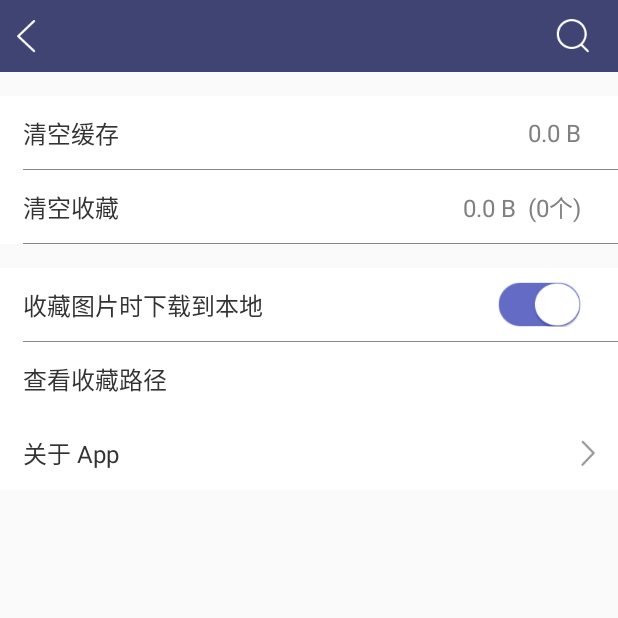
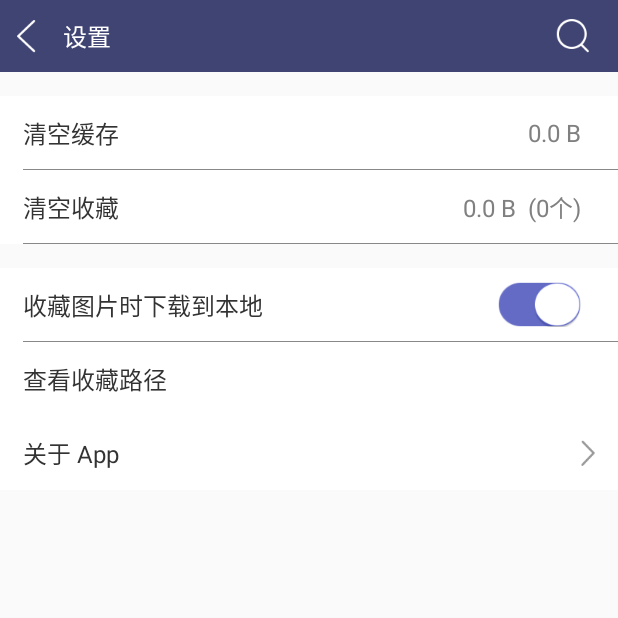
Before and after one commit to Android-Jungle/android-jungle-framework, an Android app: the SettingActivity screen opened directly, with no data from a screen before it, on a phone screen of 412 x 824 dp, the top half of it. Run offline under Robolectric (Android 15) with nearby library versions, the phone set to English and light mode, and no system bars; our stand-ins replace Volley; libraries missing offline, so code that uses them is left out: com.jungle.simpleorm; network calls fail; 1 statement that could not run was skipped.

Commit message:
set title text.

```diff
--- a/jungle-framework/android-jungle-framework-photos/src/main/java/com/jungle/apps/photos/base/app/PhotoBaseActivity.java
+++ b/jungle-framework/android-jungle-framework-photos/src/main/java/com/jungle/apps/photos/base/app/PhotoBaseActivity.java
@@ -71,6 +71,20 @@ public class PhotoBaseActivity extends JungleSwipeBackBaseActivity<BaseToolbar>
     }
 
     protected void showTitle(boolean show) {
+    }
+
+    @Override
+    public void setTitle(int titleId) {
+        super.setTitle(titleId);
+        TextView titleView = (TextView) getCustomizedToolbar().findViewById(R.id.actionbar_title_text);
+        titleView.setText(titleId);
+    }
+
+    @Override
+    public void setTitle(CharSequence title) {
+        super.setTitle(title);
+        TextView titleView = (TextView) getCustomizedToolbar().findViewById(R.id.actionbar_title_text);
+        titleView.setText(title);
     }
 
     private void initToolbar() {
```
